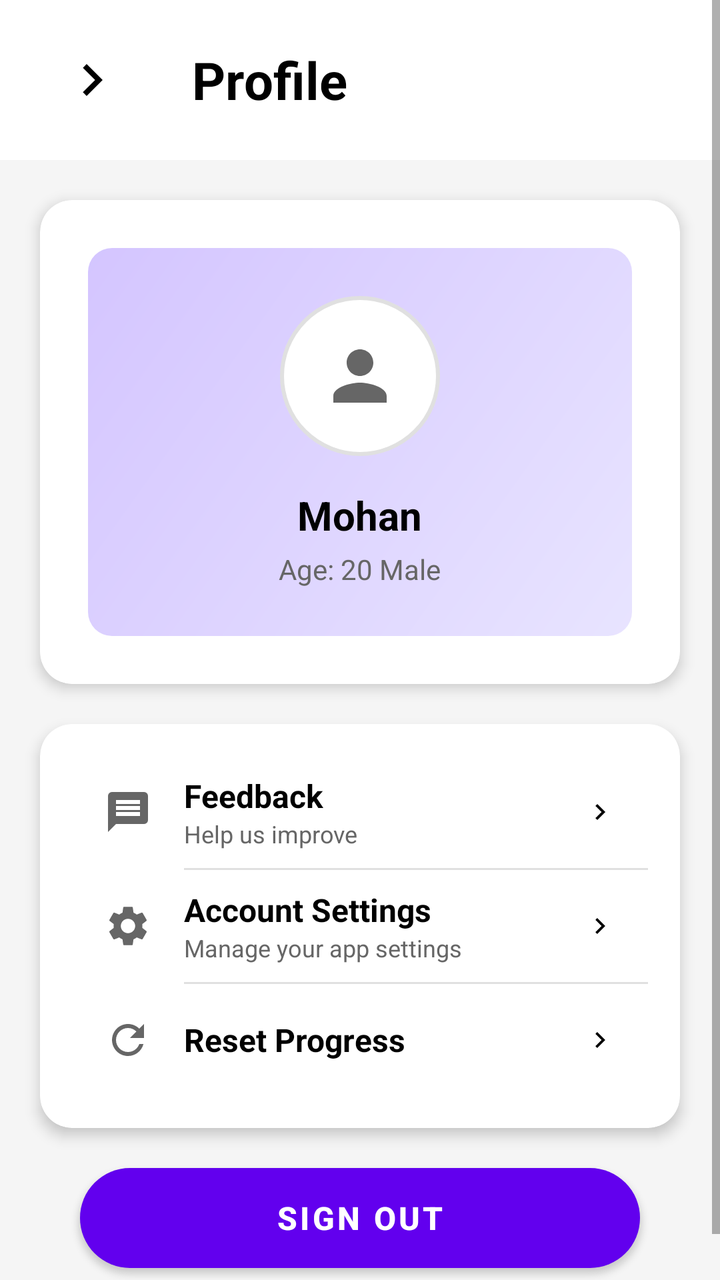
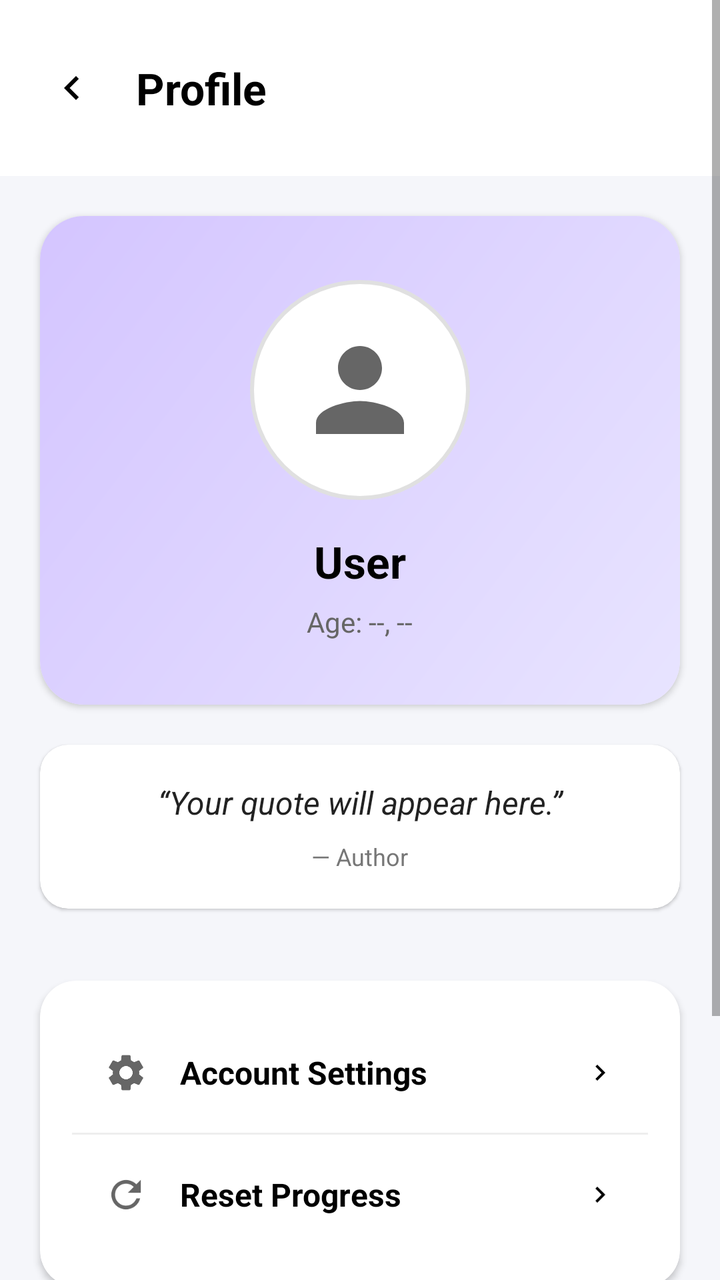

The first picture is an Android layout as it rendered before a commit; the second is the same layout after the commit. The layout source and the unified diff follow.
<!-- AndroidManifest.xml: application theme Theme.CogniSync -->
<!-- res/layout/activity_profile.xml -->
<?xml version="1.0" encoding="utf-8"?>
<ScrollView xmlns:android="http://schemas.android.com/apk/res/android"
    xmlns:app="http://schemas.android.com/apk/res-auto"
    android:layout_width="match_parent"
    android:layout_height="match_parent"
    android:fitsSystemWindows="true"
    android:background="#F5F5F5">

    <LinearLayout
        android:layout_width="match_parent"
        android:layout_height="wrap_content"
        android:orientation="vertical">

        
        <RelativeLayout
            android:id="@+id/headerLayout"
            android:layout_width="match_parent"
            android:layout_height="80dp"
            android:background="@android:color/white"
            android:paddingStart="16dp"
            android:paddingEnd="16dp"
            android:paddingTop="8dp">

            <ImageButton
                android:id="@+id/backButton"
                android:layout_width="60dp"
                android:layout_height="54dp"
                android:layout_centerVertical="true"
                android:background="?android:attr/selectableItemBackgroundBorderless"
                android:src="@drawable/chevron_right" />

            <TextView
                android:layout_width="wrap_content"
                android:layout_height="wrap_content"
                android:layout_centerVertical="true"
                android:layout_marginStart="20dp"
                android:layout_toEndOf="@id/backButton"
                android:text="Profile"
                android:textColor="#000000"
                android:textSize="26sp"
                android:textStyle="bold" />
        </RelativeLayout>

        
        <androidx.cardview.widget.CardView
            android:layout_width="match_parent"
            android:layout_height="wrap_content"
            android:layout_margin="20dp"
            app:cardCornerRadius="16dp"
            app:cardElevation="4dp">

            <LinearLayout
                android:layout_width="match_parent"
                android:layout_height="wrap_content"
                android:orientation="vertical"
                android:padding="24dp">

                <LinearLayout
                    android:layout_width="match_parent"
                    android:layout_height="wrap_content"
                    android:background="@drawable/ic_profile"
                    android:gravity="center"
                    android:orientation="vertical"
                    android:padding="24dp">

                    <ImageView
                        android:id="@+id/profileImage"
                        android:layout_width="80dp"
                        android:layout_height="80dp"
                        android:layout_marginBottom="16dp"
                        android:background="@drawable/circle_background"
                        android:padding="20dp"
                        android:src="@drawable/ic_person" />

                    <TextView
                        android:id="@+id/userName"
                        android:layout_width="wrap_content"
                        android:layout_height="wrap_content"
                        android:layout_marginBottom="4dp"
                        android:text="Mohan"
                        android:textColor="#000000"
                        android:textSize="20sp"
                        android:textStyle="bold" />

                    <TextView
                        android:id="@+id/userInfo"
                        android:layout_width="wrap_content"
                        android:layout_height="wrap_content"
                        android:text="Age: 20 Male"
                        android:textColor="#666666"
                        android:textSize="14sp" />
                </LinearLayout>

                

            </LinearLayout>
        </androidx.cardview.widget.CardView>

        
        <androidx.cardview.widget.CardView
            android:layout_width="match_parent"
            android:layout_height="wrap_content"
            android:layout_marginStart="20dp"
            android:layout_marginEnd="20dp"
            android:layout_marginBottom="20dp"
            app:cardCornerRadius="16dp"
            app:cardElevation="4dp">

            <LinearLayout
                android:layout_width="match_parent"
                android:layout_height="wrap_content"
                android:orientation="vertical"
                android:padding="16dp">

                
                <LinearLayout
                    android:id="@+id/feedbackOption"
                    android:layout_width="match_parent"
                    android:layout_height="56dp"
                    android:background="?android:attr/selectableItemBackground"
                    android:gravity="center_vertical"
                    android:orientation="horizontal"
                    android:paddingStart="16dp"
                    android:paddingEnd="16dp">

                    <ImageView
                        android:layout_width="24dp"
                        android:layout_height="24dp"
                        android:layout_marginEnd="16dp"
                        android:src="@drawable/ic_feedback" />

                    <LinearLayout
                        android:layout_width="0dp"
                        android:layout_height="wrap_content"
                        android:layout_weight="1"
                        android:orientation="vertical">

                        <TextView
                            android:layout_width="wrap_content"
                            android:layout_height="wrap_content"
                            android:text="Feedback"
                            android:textColor="#000000"
                            android:textSize="16sp"
                            android:textStyle="bold" />

                        <TextView
                            android:layout_width="wrap_content"
                            android:layout_height="wrap_content"
                            android:text="Help us improve"
                            android:textColor="#666666"
                            android:textSize="12sp" />
                    </LinearLayout>

                    <ImageView
                        android:layout_width="16dp"
                        android:layout_height="16dp"
                        android:src="@drawable/chevron_right" />
                </LinearLayout>

                <View
                    android:layout_width="match_parent"
                    android:layout_height="1dp"
                    android:layout_marginStart="56dp"
                    android:background="#E0E0E0" />

                
                <LinearLayout
                    android:id="@+id/accountSettingsOption"
                    android:layout_width="match_parent"
                    android:layout_height="56dp"
                    android:background="?android:attr/selectableItemBackground"
                    android:gravity="center_vertical"
                    android:orientation="horizontal"
                    android:paddingStart="16dp"
                    android:paddingEnd="16dp">

                    <ImageView
                        android:layout_width="24dp"
                        android:layout_height="24dp"
                        android:layout_marginEnd="16dp"
                        android:src="@drawable/ic_account_settings" />

                    <LinearLayout
                        android:layout_width="0dp"
                        android:layout_height="wrap_content"
                        android:layout_weight="1"
                        android:orientation="vertical">

                        <TextView
                            android:layout_width="wrap_content"
                            android:layout_height="wrap_content"
                            android:text="Account Settings"
                            android:textColor="#000000"
                            android:textSize="16sp"
                            android:textStyle="bold" />

                        <TextView
                            android:layout_width="wrap_content"
                            android:layout_height="wrap_content"
                            android:text="Manage your app settings"
                            android:textColor="#666666"
                            android:textSize="12sp" />
                    </LinearLayout>

                    <ImageView
                        android:layout_width="16dp"
                        android:layout_height="16dp"
                        android:src="@drawable/chevron_right" />
                </LinearLayout>

                <View
                    android:layout_width="match_parent"
                    android:layout_height="1dp"
                    android:layout_marginStart="56dp"
                    android:background="#E0E0E0" />

                
                <LinearLayout
                    android:id="@+id/resetProgressOption"
                    android:layout_width="match_parent"
                    android:layout_height="56dp"
                    android:background="?android:attr/selectableItemBackground"
                    android:gravity="center_vertical"
                    android:orientation="horizontal"
                    android:paddingStart="16dp"
                    android:paddingEnd="16dp">

                    <ImageView
                        android:layout_width="24dp"
                        android:layout_height="24dp"
                        android:layout_marginEnd="16dp"
                        android:src="@drawable/ic_reset" />

                    <LinearLayout
                        android:layout_width="0dp"
                        android:layout_height="wrap_content"
                        android:layout_weight="1"
                        android:orientation="vertical">

                        <TextView
                            android:layout_width="wrap_content"
                            android:layout_height="wrap_content"
                            android:text="Reset Progress"
                            android:textColor="#000000"
                            android:textSize="16sp"
                            android:textStyle="bold" />
                    </LinearLayout>

                    <ImageView
                        android:layout_width="16dp"
                        android:layout_height="16dp"
                        android:src="@drawable/chevron_right" />
                </LinearLayout>

            </LinearLayout>
        </androidx.cardview.widget.CardView>

        
        <Button
            android:id="@+id/signOutButton"
            android:layout_width="match_parent"
            android:layout_height="50dp"
            android:layout_marginStart="40dp"
            android:layout_marginEnd="40dp"
            android:layout_marginBottom="30dp"
            android:background="@drawable/btn_bg"
            android:text="Sign out"
            android:textColor="#FFFFFF"
            android:textSize="16sp"
            android:textStyle="bold" />
    </LinearLayout>
</ScrollView>
<!-- resources referenced by this layout -->
<resources>
  <!-- drawable btn_bg (drawable) -->
  <shape xmlns:android="http://schemas.android.com/apk/res/android"
      android:shape="rectangle">
      <solid android:color="#B9BDBF"/>
      <corners android:radius="35dp"/>
  </shape>
  <!-- drawable chevron_right (drawable) -->
  <vector xmlns:android="http://schemas.android.com/apk/res/android"
      android:width="32dp"
      android:height="32dp"
      android:viewportWidth="32"
      android:viewportHeight="32">
      <path
          android:fillColor="#000000"
          android:pathData="M11.45 22.12L17.56 16l-6.1-6.12L13.32 8l8 8-8 8-1.88-1.88Z"/>
  </vector>
  <!-- drawable circle_background (drawable) -->
  <?xml version="1.0" encoding="utf-8"?>
  <shape xmlns:android="http://schemas.android.com/apk/res/android"
      android:shape="oval">
  
      <solid android:color="#FFFFFF" />
  
      <stroke
          android:width="2dp"
          android:color="#E0E0E0" />
  
  </shape>
  <!-- drawable ic_feedback (drawable) -->
  <?xml version="1.0" encoding="utf-8"?>
  <vector xmlns:android="http://schemas.android.com/apk/res/android"
      android:width="24dp"
      android:height="24dp"
      android:viewportWidth="24"
      android:viewportHeight="24">
  
      <path
          android:fillColor="#666666"
          android:pathData="M20,2H4c-1.1,0 -1.99,0.9 -1.99,2L2,22l4,-4h14c1.1,0 2,-0.9 2,-2V4c0,-1.1 -0.9,-2 -2,-2zM18,14H6v-2h12v2zM18,11H6V9h12v2zM18,8H6V6h12v2z" />
  
  </vector>
  <!-- drawable ic_person (drawable) -->
  <?xml version="1.0" encoding="utf-8"?>
  <vector xmlns:android="http://schemas.android.com/apk/res/android"
      android:width="24dp"
      android:height="24dp"
      android:viewportWidth="24"
      android:viewportHeight="24">
  
      <path
          android:fillColor="#666666"
          android:pathData="M12,12c2.21,0 4,-1.79 4,-4s-1.79,-4 -4,-4 -4,1.79 -4,4 1.79,4 4,4zM12,14c-2.67,0 -8,1.34 -8,4v2h16v-2c0,-2.66 -5.33,-4 -8,-4z" />
  
  </vector>
  <!-- drawable ic_profile (drawable) -->
  <?xml version="1.0" encoding="utf-8"?>
  <shape xmlns:android="http://schemas.android.com/apk/res/android"
      android:shape="rectangle">
  
      <gradient
          android:startColor="#E8E4FF"
          android:endColor="#D4C5FF"
          android:angle="135"
          android:type="linear" />
  
      <corners android:radius="12dp" />
  
  </shape>
  <!-- drawable ic_reset (drawable) -->
  <?xml version="1.0" encoding="utf-8"?>
  <vector xmlns:android="http://schemas.android.com/apk/res/android"
      android:width="24dp"
      android:height="24dp"
      android:viewportWidth="24"
      android:viewportHeight="24">
  
      <path
          android:fillColor="#666666"
          android:pathData="M17.65,6.35C16.2,4.9 14.21,4 12,4c-4.42,0 -7.99,3.58 -7.99,8s3.57,8 7.99,8c3.73,0 6.84,-2.55 7.73,-6h-2.08c-0.82,2.33 -3.04,4 -5.65,4 -3.31,0 -6,-2.69 -6,-6s2.69,-6 6,-6c1.66,0 3.14,0.69 4.22,1.78L13,11h7V4l-2.35,2.35z" />
  
  </vector>
  <style name="Theme.CogniSync" parent="Theme.MaterialComponents.DayNight.NoActionBar">
  
  
  
          
          <item name="android:statusBarColor">@android:color/white</item>
          <item name="android:windowLightStatusBar">true</item>
  
      </style>
  <!-- unchanged entries left out for length: 1 -->
</resources>

<!-- the commit's change to res/layout/activity_profile.xml (unified diff, before → after) -->
@@ -3,42 +3,42 @@
     xmlns:app="http://schemas.android.com/apk/res-auto"
     android:layout_width="match_parent"
     android:layout_height="match_parent"
-    android:fitsSystemWindows="true"
-    android:background="#F5F5F5">
+    android:fillViewport="true"
+    android:background="#F5F6FA"
+    android:fitsSystemWindows="true">
 
     <LinearLayout
         android:layout_width="match_parent"
-        android:layout_height="wrap_content"
+        android:layout_height="match_parent"
         android:orientation="vertical">
 
         
         <RelativeLayout
-            android:id="@+id/headerLayout"
-            android:layout_width="match_parent"
-            android:layout_height="80dp"
+            android:layout_width="match_parent"
+            android:layout_height="wrap_content"
             android:background="@android:color/white"
-            android:paddingStart="16dp"
-            android:paddingEnd="16dp"
-            android:paddingTop="8dp">
+            android:paddingTop="36dp"
+            android:paddingBottom="12dp"
+            android:paddingHorizontal="16dp">
 
             <ImageButton
                 android:id="@+id/backButton"
-                android:layout_width="60dp"
-                android:layout_height="54dp"
+                android:layout_width="40dp"
+                android:layout_height="40dp"
                 android:layout_centerVertical="true"
                 android:background="?android:attr/selectableItemBackgroundBorderless"
-                android:src="@drawable/chevron_right" />
+                android:src="@drawable/ic_chevron_left" />
 
             <TextView
                 android:layout_width="wrap_content"
                 android:layout_height="wrap_content"
                 android:layout_centerVertical="true"
-                android:layout_marginStart="20dp"
                 android:layout_toEndOf="@id/backButton"
+                android:layout_marginStart="12dp"
                 android:text="Profile"
-                android:textColor="#000000"
-                android:textSize="26sp"
-                android:textStyle="bold" />
+                android:textSize="22sp"
+                android:textStyle="bold"
+                android:textColor="#000000" />
         </RelativeLayout>
 
         
@@ -46,227 +46,189 @@
             android:layout_width="match_parent"
             android:layout_height="wrap_content"
             android:layout_margin="20dp"
-            app:cardCornerRadius="16dp"
-            app:cardElevation="4dp">
+            android:backgroundTint="#FFFFFF"
+            app:cardCornerRadius="22dp"
+            app:cardElevation="2dp">
 
             <LinearLayout
                 android:layout_width="match_parent"
                 android:layout_height="wrap_content"
+                android:background="@drawable/ic_profile"
                 android:orientation="vertical"
-                android:padding="24dp">
-
-                <LinearLayout
-                    android:layout_width="match_parent"
-                    android:layout_height="wrap_content"
-                    android:background="@drawable/ic_profile"
-                    android:gravity="center"
-                    android:orientation="vertical"
-                    android:padding="24dp">
-
-                    <ImageView
-                        android:id="@+id/profileImage"
-                        android:layout_width="80dp"
-                        android:layout_height="80dp"
-                        android:layout_marginBottom="16dp"
-                        android:background="@drawable/circle_background"
-                        android:padding="20dp"
-                        android:src="@drawable/ic_person" />
-
-                    <TextView
-                        android:id="@+id/userName"
-                        android:layout_width="wrap_content"
-                        android:layout_height="wrap_content"
-                        android:layout_marginBottom="4dp"
-                        android:text="Mohan"
-                        android:textColor="#000000"
-                        android:textSize="20sp"
-                        android:textStyle="bold" />
-
-                    <TextView
-                        android:id="@+id/userInfo"
-                        android:layout_width="wrap_content"
-                        android:layout_height="wrap_content"
-                        android:text="Age: 20 Male"
-                        android:textColor="#666666"
-                        android:textSize="14sp" />
-                </LinearLayout>
-
-                
-
+                android:gravity="center"
+                android:padding="32dp">
+
+                <ImageView
+                    android:id="@+id/profileImage"
+                    android:layout_width="110dp"
+                    android:layout_height="110dp"
+                    android:background="@drawable/circle_background"
+                    android:padding="22dp"
+                    android:src="@drawable/ic_person" />
+
+                <TextView
+                    android:id="@+id/userName"
+                    android:layout_marginTop="16dp"
+                    android:text="User"
+                    android:textSize="22sp"
+                    android:textStyle="bold"
+                    android:textColor="#000000"
+                    android:layout_width="wrap_content"
+                    android:layout_height="wrap_content"/>
+
+                <TextView
+                    android:id="@+id/userInfo"
+                    android:text="Age: --, --"
+                    android:textSize="14sp"
+                    android:textColor="#666666"
+                    android:layout_marginTop="6dp"
+                    android:layout_width="wrap_content"
+                    android:layout_height="wrap_content"/>
             </LinearLayout>
         </androidx.cardview.widget.CardView>
 
         
         <androidx.cardview.widget.CardView
+            android:id="@+id/quoteCard"
             android:layout_width="match_parent"
             android:layout_height="wrap_content"
             android:layout_marginStart="20dp"
             android:layout_marginEnd="20dp"
-            android:layout_marginBottom="20dp"
-            app:cardCornerRadius="16dp"
-            app:cardElevation="4dp">
+            android:layout_marginBottom="16dp"
+            android:backgroundTint="#FFFFFF"
+            app:cardCornerRadius="14dp"
+            app:cardElevation="1dp">
 
             <LinearLayout
                 android:layout_width="match_parent"
                 android:layout_height="wrap_content"
                 android:orientation="vertical"
+                android:padding="18dp"
+                android:gravity="center">
+
+                <TextView
+                    android:id="@+id/quoteText"
+                    android:layout_width="match_parent"
+                    android:layout_height="wrap_content"
+                    android:text="“Your quote will appear here.”"
+                    android:textSize="16sp"
+                    android:textStyle="italic"
+                    android:textColor="#222222"
+                    android:gravity="center"
+                    android:paddingBottom="8dp"/>
+
+                <TextView
+                    android:id="@+id/quoteAuthor"
+                    android:layout_width="wrap_content"
+                    android:layout_height="wrap_content"
+                    android:text="— Author"
+                    android:textSize="12sp"
+                    android:textColor="#777777"
+                    android:gravity="center"/>
+            </LinearLayout>
+        </androidx.cardview.widget.CardView>
+
+        
+        <androidx.cardview.widget.CardView
+            android:layout_width="match_parent"
+            android:layout_height="wrap_content"
+            android:layout_margin="20dp"
+            android:backgroundTint="#FFFFFF"
+            app:cardCornerRadius="18dp"
+            app:cardElevation="2dp">
+
+            <LinearLayout
+                android:layout_width="match_parent"
+                android:layout_height="wrap_content"
+                android:orientation="vertical"
                 android:padding="16dp">
 
-                
                 <LinearLayout
-                    android:id="@+id/feedbackOption"
-                    android:layout_width="match_parent"
-                    android:layout_height="56dp"
-                    android:background="?android:attr/selectableItemBackground"
+                    android:id="@+id/accountSettingsOption"
+                    android:layout_width="match_parent"
+                    android:layout_height="60dp"
+                    android:orientation="horizontal"
                     android:gravity="center_vertical"
-                    android:orientation="horizontal"
-                    android:paddingStart="16dp"
-                    android:paddingEnd="16dp">
-
-                    <ImageView
-                        android:layout_width="24dp"
-                        android:layout_height="24dp"
-                        android:layout_marginEnd="16dp"
-                        android:src="@drawable/ic_feedback" />
-
-                    <LinearLayout
+                    android:paddingHorizontal="16dp"
+                    android:background="?android:attr/selectableItemBackground">
+
+                    <ImageView
+                        android:layout_width="22dp"
+                        android:layout_height="22dp"
+                        android:src="@drawable/ic_account_settings"/>
+
+                    <TextView
+                        android:layout_marginStart="16dp"
+                        android:text="Account Settings"
+                        android:textSize="16sp"
+                        android:textStyle="bold"
+                        android:textColor="#000000"
+                        android:layout_weight="1"
                         android:layout_width="0dp"
-                        android:layout_height="wrap_content"
-                        android:layout_weight="1"
-                        android:orientation="vertical">
-
-                        <TextView
-                            android:layout_width="wrap_content"
-                            android:layout_height="wrap_content"
-                            android:text="Feedback"
-                            android:textColor="#000000"
-                            android:textSize="16sp"
-                            android:textStyle="bold" />
-
-                        <TextView
-                            android:layout_width="wrap_content"
-                            android:layout_height="wrap_content"
-                            android:text="Help us improve"
-                            android:textColor="#666666"
-                            android:textSize="12sp" />
-                    </LinearLayout>
+                        android:layout_height="wrap_content"/>
 
                     <ImageView
                         android:layout_width="16dp"
                         android:layout_height="16dp"
-                        android:src="@drawable/chevron_right" />
+                        android:src="@drawable/chevron_right"/>
                 </LinearLayout>
 
                 <View
                     android:layout_width="match_parent"
                     android:layout_height="1dp"
-                    android:layout_marginStart="56dp"
-                    android:background="#E0E0E0" />
-
-                
+                    android:background="#EEEEEE"/>
+
                 <LinearLayout
-                    android:id="@+id/accountSettingsOption"
-                    android:layout_width="match_parent"
-                    android:layout_height="56dp"
-                    android:background="?android:attr/selectableItemBackground"
+                    android:id="@+id/resetProgressOption"
+                    android:layout_width="match_parent"
+                    android:layout_height="60dp"
+                    android:orientation="horizontal"
                     android:gravity="center_vertical"
-                    android:orientation="horizontal"
-                    android:paddingStart="16dp"
-                    android:paddingEnd="16dp">
-
-                    <ImageView
-                        android:layout_width="24dp"
-                        android:layout_height="24dp"
-                        android:layout_marginEnd="16dp"
-                        android:src="@drawable/ic_account_settings" />
-
-                    <LinearLayout
+                    android:paddingHorizontal="16dp"
+                    android:background="?android:attr/selectableItemBackground">
+
+                    <ImageView
+                        android:layout_width="22dp"
+                        android:layout_height="22dp"
+                        android:src="@drawable/ic_reset"/>
+
+                    <TextView
+                        android:layout_marginStart="16dp"
+                        android:text="Reset Progress"
+                        android:textSize="16sp"
+                        android:textStyle="bold"
+                        android:textColor="#000000"
+                        android:layout_weight="1"
                         android:layout_width="0dp"
-                        android:layout_height="wrap_content"
-                        android:layout_weight="1"
-                        android:orientation="vertical">
-
-                        <TextView
-                            android:layout_width="wrap_content"
-                            android:layout_height="wrap_content"
-                            android:text="Account Settings"
-                            android:textColor="#000000"
-                            android:textSize="16sp"
-                            android:textStyle="bold" />
-
-                        <TextView
-                            android:layout_width="wrap_content"
-                            android:layout_height="wrap_content"
-                            android:text="Manage your app settings"
-                            android:textColor="#666666"
-                            android:textSize="12sp" />
-                    </LinearLayout>
+                        android:layout_height="wrap_content"/>
 
                     <ImageView
                         android:layout_width="16dp"
                         android:layout_height="16dp"
-                        android:src="@drawable/chevron_right" />
+                        android:src="@drawable/chevron_right"/>
                 </LinearLayout>
-
-                <View
-                    android:layout_width="match_parent"
-                    android:layout_height="1dp"
-                    android:layout_marginStart="56dp"
-                    android:background="#E0E0E0" />
-
-                
-                <LinearLayout
-                    android:id="@+id/resetProgressOption"
-                    android:layout_width="match_parent"
-                    android:layout_height="56dp"
-                    android:background="?android:attr/selectableItemBackground"
-                    android:gravity="center_vertical"
-                    android:orientation="horizontal"
-                    android:paddingStart="16dp"
-                    android:paddingEnd="16dp">
-
-                    <ImageView
-                        android:layout_width="24dp"
-                        android:layout_height="24dp"
-                        android:layout_marginEnd="16dp"
-                        android:src="@drawable/ic_reset" />
-
-                    <LinearLayout
-                        android:layout_width="0dp"
-                        android:layout_height="wrap_content"
-                        android:layout_weight="1"
-                        android:orientation="vertical">
-
-                        <TextView
-                            android:layout_width="wrap_content"
-                            android:layout_height="wrap_content"
-                            android:text="Reset Progress"
-                            android:textColor="#000000"
-                            android:textSize="16sp"
-                            android:textStyle="bold" />
-                    </LinearLayout>
-
-                    <ImageView
-                        android:layout_width="16dp"
-                        android:layout_height="16dp"
-                        android:src="@drawable/chevron_right" />
-                </LinearLayout>
-
             </LinearLayout>
         </androidx.cardview.widget.CardView>
 
         
+        <TextView
+            android:text="Consistency builds mastery."
+            android:textSize="14sp"
+            android:textColor="#888888"
+            android:gravity="center"
+            android:layout_marginTop="12dp"
+            android:layout_width="match_parent"
+            android:layout_height="wrap_content"/>
+
+        
         <Button
             android:id="@+id/signOutButton"
             android:layout_width="match_parent"
-            android:layout_height="50dp"
-            android:layout_marginStart="40dp"
-            android:layout_marginEnd="40dp"
-            android:layout_marginBottom="30dp"
+            android:layout_height="56dp"
+            android:layout_margin="28dp"
             android:background="@drawable/btn_bg"
-            android:text="Sign out"
+            android:text="SIGN OUT"
             android:textColor="#FFFFFF"
-            android:textSize="16sp"
-            android:textStyle="bold" />
+            android:textStyle="bold"/>
     </LinearLayout>
 </ScrollView>
<!-- resource entries referenced after the edit -->
@@ -28,18 +28,15 @@
           android:color="#E0E0E0" />
   
   </shape>
-  <!-- drawable ic_feedback (drawable) -->
-  <?xml version="1.0" encoding="utf-8"?>
+  <!-- drawable ic_chevron_left (drawable) -->
   <vector xmlns:android="http://schemas.android.com/apk/res/android"
       android:width="24dp"
       android:height="24dp"
       android:viewportWidth="24"
       android:viewportHeight="24">
-  
       <path
-          android:fillColor="#666666"
-          android:pathData="M20,2H4c-1.1,0 -1.99,0.9 -1.99,2L2,22l4,-4h14c1.1,0 2,-0.9 2,-2V4c0,-1.1 -0.9,-2 -2,-2zM18,14H6v-2h12v2zM18,11H6V9h12v2zM18,8H6V6h12v2z" />
-  
+          android:fillColor="#000000"
+          android:pathData="M15.41,7.41L14,6l-6,6 6,6 1.41,-1.41L10.83,12z"/>
   </vector>
   <!-- drawable ic_person (drawable) -->
   <?xml version="1.0" encoding="utf-8"?>
